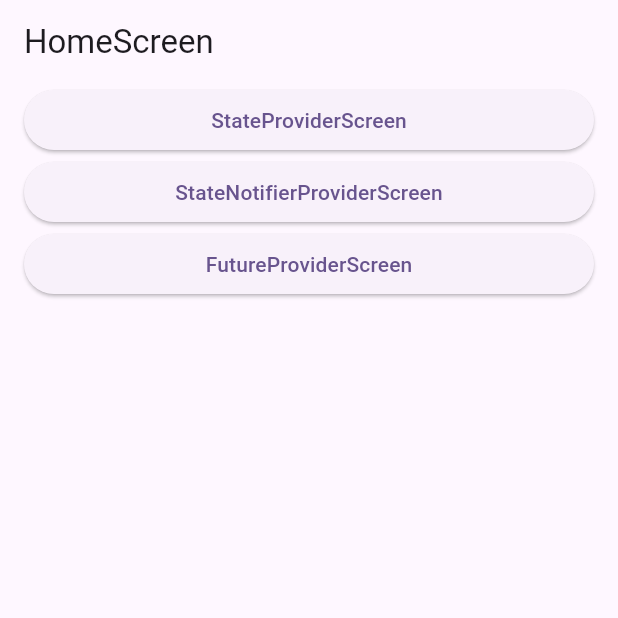
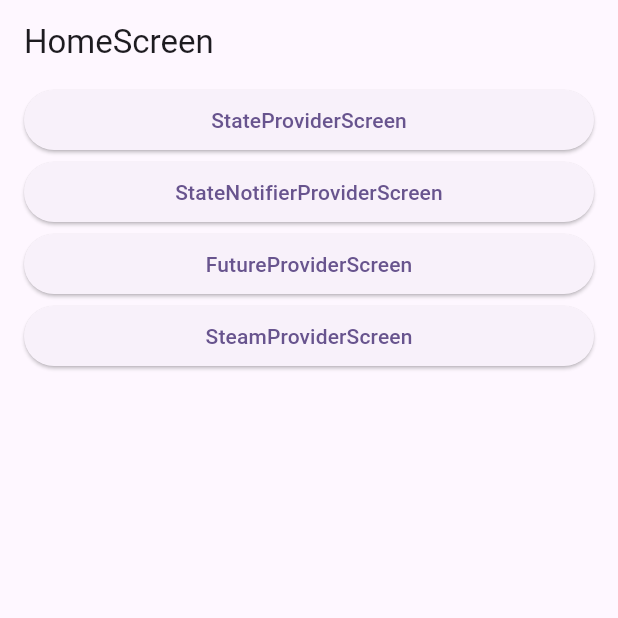
Before and after one commit to CHOIGOYO/rpod, a Flutter app: the screen it shows after launch, on a phone screen of 412 x 824 dp, the top half of it. Run offline on Flutter 3.47's test engine with Material 3 defaults, Android fonts, the phone set to English and light mode, and no system bars; our stand-ins replace flutter_riverpod.

Commit message:
SteamProvider example

```diff
--- a/lib/screen/home_screen.dart
+++ b/lib/screen/home_screen.dart
@@ -3,6 +3,7 @@
 import 'package:rpod/screen/future_provider_screen.dart';
 import 'package:rpod/screen/state_notifier_provider_screen.dart';
 import 'package:rpod/screen/state_provider_screen.dart';
+import 'package:rpod/screen/stream_provider_sceen.dart';
 
 class HomeScreen extends StatefulWidget {
   const HomeScreen({super.key});
@@ -35,7 +36,13 @@
                 Navigator.of(context).push(MaterialPageRoute(
                     builder: (_) => const FutureProviderScreen()));
               },
-              child: const Text('FutureProviderScreen'))
+              child: const Text('FutureProviderScreen')),
+          ElevatedButton(
+              onPressed: () {
+                Navigator.of(context).push(MaterialPageRoute(
+                    builder: (_) => const SteamProviderScreen()));
+              },
+              child: const Text('SteamProviderScreen'))
         ],
       ),
     );
```
Also changed, not shown: lib/riverpod/stream_provider.dart (added, +8 -0 lines), lib/screen/stream_provider_sceen.dart (added, +28 -0 lines).
